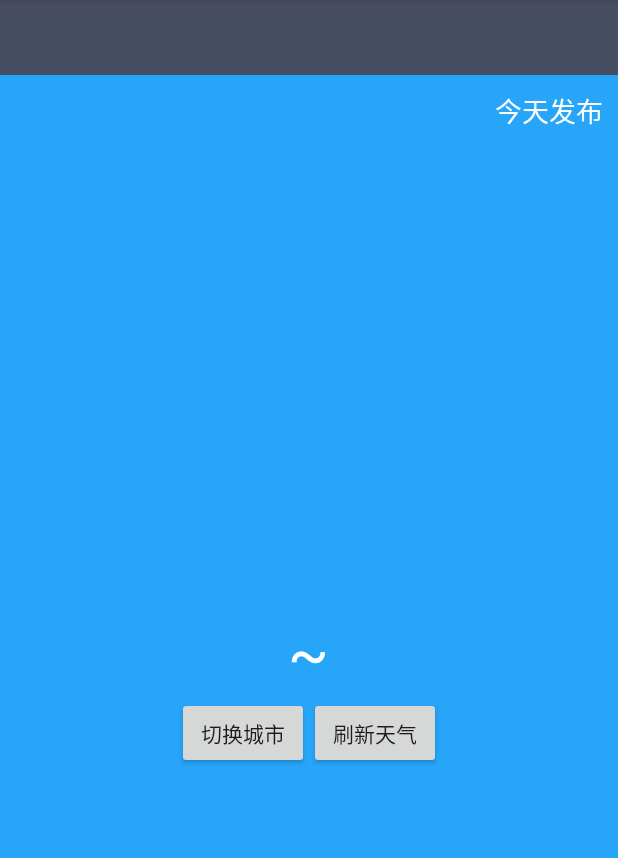
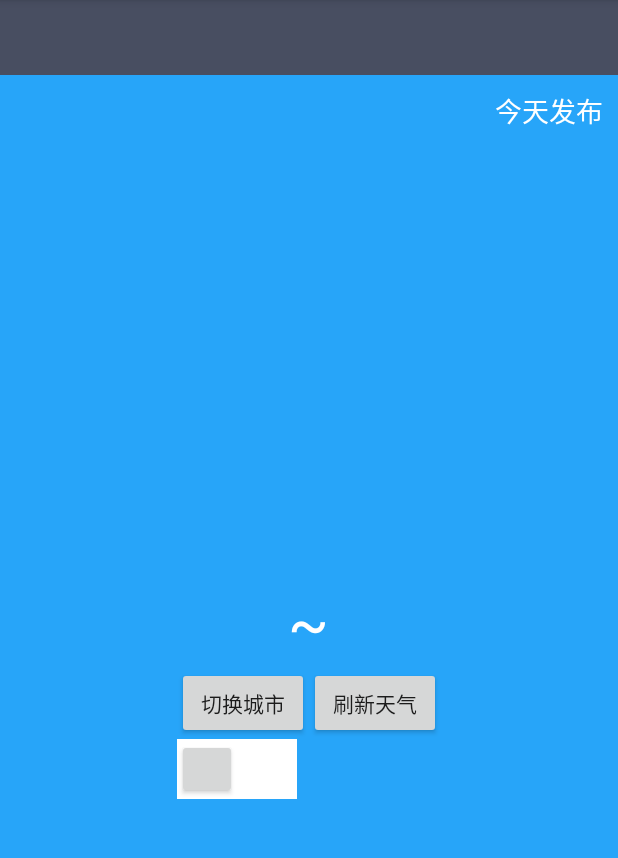
Before and after one commit to ActTerr/report, an Android app: the CountyActivity screen opened directly, with no data from a screen before it, on a phone screen of 412 x 824 dp, the part 84-942 px from its top. Run offline under Robolectric (Android 15) with nearby library versions, the phone set to English and light mode, and no system bars.

Commit message:
新增定时刷新开关

```diff
--- a/app/src/main/AndroidManifest.xml
+++ b/app/src/main/AndroidManifest.xml
@@ -4,7 +4,7 @@
     <uses-permission android:name="android.permission.INTERNET"/>
     <application
         android:allowBackup="true"
-        android:icon="@mipmap/a"
+        android:icon="@mipmap/ic_launcher"
         android:label="@string/app_name"
         android:supportsRtl="true"
         android:theme="@style/AppTheme">
--- a/app/src/main/java/mac/yk/report/view/activity/CountyActivity.java
+++ b/app/src/main/java/mac/yk/report/view/activity/CountyActivity.java
@@ -10,6 +10,7 @@ import android.util.Log;
 import android.view.View;
 import android.widget.Button;
 import android.widget.LinearLayout;
+import android.widget.RelativeLayout;
 import android.widget.TextView;
 
 import mac.yk.report.MyService;
@@ -23,8 +24,11 @@ import mac.yk.report.model.util.Utility;
  */
 
 public class CountyActivity extends BaseActivity implements View.OnClickListener{
+    private Button btn1,btn2;
     private LinearLayout weatherInfoLayout;
     private TextView cityNameText;
+    RelativeLayout layout;
+    boolean flag;
     /**
      * 用于显示发布时间
      */
@@ -70,6 +74,18 @@ public class CountyActivity extends BaseActivity implements View.OnClickListener
         refreshWeather = (Button) findViewById(R.id.refresh_weather);
         switchCity.setOnClickListener(this);
         refreshWeather.setOnClickListener(this);
+        btn1= (Button) findViewById(R.id.btn1);
+        btn1.setOnClickListener(this);
+        btn2= (Button) findViewById(R.id.btn2);
+        btn2.setOnClickListener(this);
+        layout= (RelativeLayout) findViewById(R.id.background);
+        SharedPreferences sp=PreferenceManager.getDefaultSharedPreferences(this);
+        flag=sp.getBoolean("flag",false);
+        if (flag){
+            showstart();
+        }else {
+            showclose();
+        }
         String countyCode = getIntent().getStringExtra("county_code");
         if (!TextUtils.isEmpty(countyCode)) {
 // 有县级代号时就去查询天气
@@ -94,8 +110,10 @@ public class CountyActivity extends BaseActivity implements View.OnClickListener
         currentDateText.setText(prefs.getString("current_date", ""));
         weatherInfoLayout.setVisibility(View.VISIBLE);
         cityNameText.setVisibility(View.VISIBLE);
-        Intent intent=new Intent(this, MyService.class);
-        startService(intent);
+        if (flag){
+            Intent intent=new Intent(this, MyService.class);
+            startService(intent);
+        }
     }
 
     private void queryWeatherCode(String countyCode) {
@@ -157,9 +175,36 @@ public class CountyActivity extends BaseActivity implements View.OnClickListener
                     queryWeatherInfo(weatherCode);
                 }
                 break;
+            case R.id.btn1:
+                showstart();
+                flag=true;
+                saveFlag(flag);
+                break;
+            case R.id.btn2:
+                showclose();
+                flag=false;
+                saveFlag(flag);
+                break;
             default:
                 break;
         }
+    }
+
+    private void showclose() {
+        btn1.setVisibility(View.VISIBLE);
+        btn2.setVisibility(View.GONE);
+        layout.setBackgroundColor(getResources().getColor(R.color.white));
+    }
+
+    private void showstart() {
+        btn1.setVisibility(View.GONE);
+        btn2.setVisibility(View.VISIBLE);
+        layout.setBackgroundColor(getResources().getColor(R.color.colorAccent));
+    }
+
+    private void saveFlag(boolean flag) {
+        SharedPreferences sp=PreferenceManager.getDefaultSharedPreferences(this);
+        sp.edit().putBoolean("flag",flag).commit();
     }
 
     private void queryWeatherInfo(String weatherCode) {
--- a/app/src/main/res/layout/activity_county.xml
+++ b/app/src/main/res/layout/activity_county.xml
@@ -18,6 +18,7 @@
     </RelativeLayout>
 
     <RelativeLayout
+
         android:layout_width="match_parent"
         android:layout_height="0dp"
         android:layout_weight="1"
@@ -106,6 +107,22 @@
                     android:layout_height="wrap_content"
                     android:id="@+id/refresh_weather"/>
             </LinearLayout>
+            <RelativeLayout
+                android:id="@+id/background"
+                android:layout_width="80dp"
+                android:layout_height="40dp"
+                android:background="@color/colorAccent"
+                >
+                <Button
+                    android:id="@+id/btn1"
+                    android:layout_width="40dp"
+                    android:layout_height="40dp" />
+                <Button
+                    android:id="@+id/btn2"
+                    android:layout_alignParentRight="true"
+                    android:layout_width="40dp"
+                    android:layout_height="40dp" />
+            </RelativeLayout>
         </LinearLayout>
     </RelativeLayout>
 </LinearLayout>
--- a/app/src/main/res/values/colors.xml
+++ b/app/src/main/res/values/colors.xml
@@ -3,4 +3,5 @@
     <color name="colorPrimary">#3F51B5</color>
     <color name="colorPrimaryDark">#303F9F</color>
     <color name="colorAccent">#FF4081</color>
+    <color name="white">#FFFFFF</color>
 </resources>
```
Also changed, not shown: app/src/main/java/mac/yk/report/MyReceiver.java (+9 -2 lines), app/src/main/res/mipmap-mdpi/a.png (deleted).
